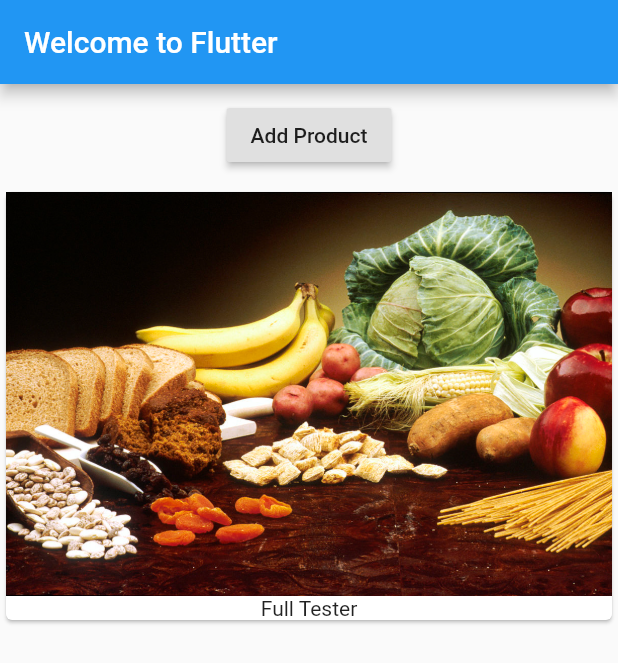
After one commit to mvgmenezes/flutter_app, a Flutter app: the screen it shows after launch, on a phone screen of 412 x 824 dp. The commit adds this screen. Shown: the top 663 px of the screen. Run offline on Flutter 3.47's test engine with Material 2 defaults, Android fonts, the phone set to English and light mode, and no system bars.

Commit message:
Incluindo um manager do Produtos e separando a view em modulos

```diff
--- a/lib/main.dart
+++ b/lib/main.dart
@@ -1,52 +1,18 @@
 import 'package:flutter/material.dart';
 
-main() => runApp(MyApp());
+import './products_manager.dart';
+void main() => runApp(MyApp());
 
-class MyApp extends StatefulWidget {
-  @override
-  State<StatefulWidget> createState() {
-    // TODO: implement createState
-    return _MyAppState();
-  }
-}
-
-class _MyAppState extends State<MyApp> {
-  List<String> _products = ['Full Tester'];
-
+class MyApp extends StatelessWidget {
   @override
   Widget build(BuildContext context) {
     return MaterialApp(
-      title: 'Welcome to Flutter',
       home: Scaffold(
         appBar: AppBar(
           title: const Text('Welcome to Flutter'),
         ),
-        body: Column(children: [
-          Container(
-              margin: EdgeInsets.all(10.0),
-              child: RaisedButton(
-                onPressed: () {
-                  //dizendo pro flutter que estou alterando o state
-                  setState(() {
-                    _products.add('Advanced full tester');
-                  });
-
-                },
-                child: Text('Add Product'),
-              )),
-          Column(
-              children: _products
-                  .map((elementItem) => Card(
-                        child: Column(
-                          children: <Widget>[
-                            Image.asset('assets/food.jpg'),
-                            Text(elementItem)
-                          ],
-                        ),
-                      ))
-                  .toList())
-        ]),
-      ),
-    );
+        body: ProductsManager(),
+        ),
+      );
   }
 }
--- /dev/null
+++ b/lib/products.dart
@@ -0,0 +1,29 @@
+import 'package:flutter/material.dart';
+
+
+//usando o stateless pois so deve ser acessado pelo os produtos internos
+class Products extends StatelessWidget {
+  final List<String> products;
+
+  //usnado o construtor para receber os produtos
+  Products(this.products);
+
+  @override
+  Widget build(BuildContext context) {
+    return Column(
+      children: [
+        Column(
+            children: products
+                .map((elementItem) => Card(
+                      child: Column(
+                        children: <Widget>[
+                          Image.asset('assets/food.jpg'),
+                          Text(elementItem)
+                        ],
+                      ),
+                    ))
+                .toList())
+      ],
+    );
+  }
+}
--- /dev/null
+++ b/lib/products_manager.dart
@@ -0,0 +1,35 @@
+import 'package:flutter/material.dart';
+
+import './products.dart';
+
+//stateful pois planejo que ele gerencie a lista de produtos e mudar isso
+class ProductsManager extends StatefulWidget {
+  @override
+  State<StatefulWidget> createState() {
+    // TODO: implement createState
+    return _ProductsManagerState();
+  }
+}
+
+class _ProductsManagerState extends State<ProductsManager> {
+
+  List<String> _products = ['Full Tester'];
+
+  @override
+  Widget build(BuildContext context) {
+
+    return Column(children: [Container(
+        margin: EdgeInsets.all(10.0),
+        child: RaisedButton(
+          onPressed: () {
+            //dizendo pro flutter que estou alterando o state
+            setState(() {
+              _products.add('Advanced full tester');
+            });
+          },
+          child: Text('Add Product'),
+        )),
+        Products(_products)
+        ]);
+  }
+}
```
